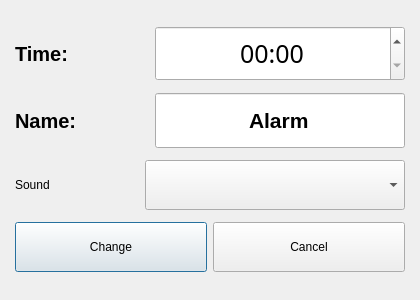
Above: SmartTimer/changealarmdialog.ui from secondYearProjects/SmartTimer before the change. Below: the same form after it.
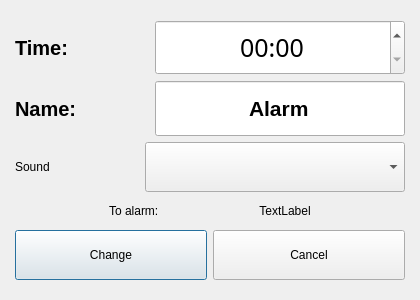
That is the form after the change. Icons and pictures are not drawn.

Commit message: Add timeToAlarm to alarm add and change dialogs

```diff
--- a/SmartTimer/changealarmdialog.ui
+++ b/SmartTimer/changealarmdialog.ui
@@ -45,6 +45,52 @@
       <property name="rightMargin">
        <number>4</number>
       </property>
+      <item row="2" column="0">
+       <layout class="QHBoxLayout" name="horizontalLayout_4">
+        <item>
+         <widget class="QLabel" name="label_3">
+          <property name="text">
+           <string>Sound</string>
+          </property>
+         </widget>
+        </item>
+        <item>
+         <spacer name="horizontalSpacer_3">
+          <property name="orientation">
+           <enum>Qt::Horizontal</enum>
+          </property>
+          <property name="sizeHint" stdset="0">
+           <size>
+            <width>40</width>
+            <height>20</height>
+           </size>
+          </property>
+         </spacer>
+        </item>
+        <item>
+         <widget class="QComboBox" name="SoundBox">
+          <property name="minimumSize">
+           <size>
+            <width>260</width>
+            <height>50</height>
+           </size>
+          </property>
+          <property name="maximumSize">
+           <size>
+            <width>260</width>
+            <height>16777215</height>
+           </size>
+          </property>
+          <property name="cursor">
+           <cursorShape>ArrowCursor</cursorShape>
+          </property>
+          <property name="currentText">
+           <string/>
+          </property>
+         </widget>
+        </item>
+       </layout>
+      </item>
       <item row="0" column="0">
        <layout class="QHBoxLayout" name="horizontalLayout_2">
         <item>
@@ -104,6 +150,48 @@
         </item>
        </layout>
       </item>
+      <item row="4" column="0">
+       <layout class="QHBoxLayout" name="horizontalLayout">
+        <item>
+         <widget class="QPushButton" name="changeButton">
+          <property name="minimumSize">
+           <size>
+            <width>0</width>
+            <height>50</height>
+           </size>
+          </property>
+          <property name="maximumSize">
+           <size>
+            <width>16777215</width>
+            <height>50</height>
+           </size>
+          </property>
+          <property name="text">
+           <string>Change</string>
+          </property>
+         </widget>
+        </item>
+        <item>
+         <widget class="QPushButton" name="cancelButton">
+          <property name="minimumSize">
+           <size>
+            <width>0</width>
+            <height>50</height>
+           </size>
+          </property>
+          <property name="maximumSize">
+           <size>
+            <width>16777215</width>
+            <height>50</height>
+           </size>
+          </property>
+          <property name="text">
+           <string>Cancel</string>
+          </property>
+         </widget>
+        </item>
+       </layout>
+      </item>
       <item row="1" column="0">
        <layout class="QHBoxLayout" name="horizontalLayout_3">
         <item>
@@ -156,58 +244,52 @@
        </layout>
       </item>
       <item row="3" column="0">
-       <layout class="QHBoxLayout" name="horizontalLayout">
+       <layout class="QHBoxLayout" name="horizontalLayout_5">
         <item>
-         <widget class="QPushButton" name="changeButton">
-          <property name="minimumSize">
-           <size>
-            <width>0</width>
-            <height>50</height>
-           </size>
+         <spacer name="horizontalSpacer_5">
+          <property name="orientation">
+           <enum>Qt::Horizontal</enum>
           </property>
-          <property name="maximumSize">
+          <property name="sizeHint" stdset="0">
            <size>
-            <width>16777215</width>
-            <height>50</height>
+            <width>40</width>
+            <height>20</height>
            </size>
           </property>
+         </spacer>
+        </item>
+        <item>
+         <widget class="QLabel" name="label_4">
           <property name="text">
-           <string>Change</string>
+           <string>To alarm:</string>
           </property>
          </widget>
         </item>
         <item>
-         <widget class="QPushButton" name="cancelButton">
-          <property name="minimumSize">
-           <size>
-            <width>0</width>
-            <height>50</height>
-           </size>
+         <spacer name="horizontalSpacer_4">
+          <property name="orientation">
+           <enum>Qt::Horizontal</enum>
           </property>
-          <property name="maximumSize">
+          <property name="sizeHint" stdset="0">
            <size>
-            <width>16777215</width>
-            <height>50</height>
+            <width>40</width>
+            <height>20</height>
            </size>
           </property>
-          <property name="text">
-           <string>Cancel</string>
-          </property>
-         </widget>
+         </spacer>
         </item>
-       </layout>
-      </item>
-      <item row="2" column="0">
-       <layout class="QHBoxLayout" name="horizontalLayout_4">
         <item>
-         <widget class="QLabel" name="label_3">
+         <widget class="QLabel" name="toAlarmLabel">
           <property name="text">
-           <string>Sound</string>
+           <string>TextLabel</string>
           </property>
+          <property name="alignment">
+           <set>Qt::AlignCenter</set>
+          </property>
          </widget>
         </item>
         <item>
-         <spacer name="horizontalSpacer_3">
+         <spacer name="horizontalSpacer_6">
           <property name="orientation">
            <enum>Qt::Horizontal</enum>
           </property>
@@ -219,28 +301,6 @@
           </property>
          </spacer>
         </item>
-        <item>
-         <widget class="QComboBox" name="SoundBox">
-          <property name="minimumSize">
-           <size>
-            <width>260</width>
-            <height>50</height>
-           </size>
-          </property>
-          <property name="maximumSize">
-           <size>
-            <width>260</width>
-            <height>16777215</height>
-           </size>
-          </property>
-          <property name="cursor">
-           <cursorShape>ArrowCursor</cursorShape>
-          </property>
-          <property name="currentText">
-           <string/>
-          </property>
-         </widget>
-        </item>
        </layout>
       </item>
      </layout>
```
The commit also changes 9 other files.
